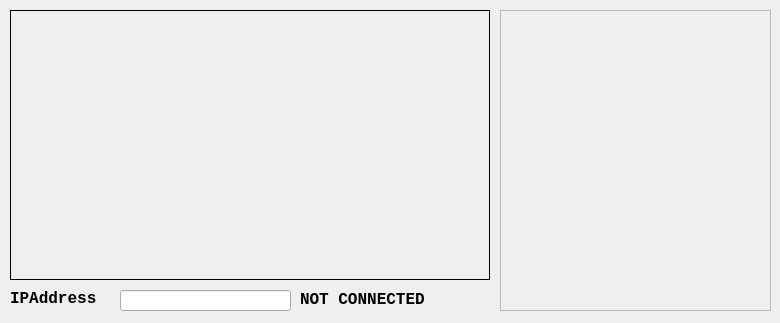
Above: cpp-qt/PreviewDemo/dialog.ui from aja-video/colorbox-demos before the change. Below: the same form after it.
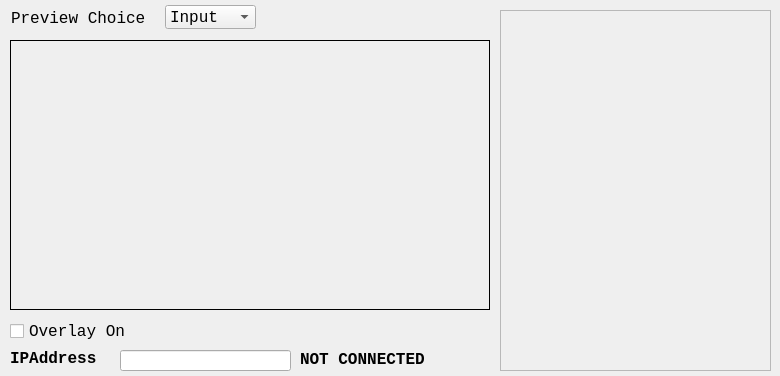
That is the form after the change.

Commit message: add previewtap our overlay enable support.

What changed in the file:
```diff
--- a/cpp-qt/PreviewDemo/dialog.ui
+++ b/cpp-qt/PreviewDemo/dialog.ui
@@ -7,13 +7,13 @@
     <x>0</x>
     <y>0</y>
     <width>780</width>
-    <height>323</height>
+    <height>376</height>
    </rect>
   </property>
   <property name="maximumSize">
    <size>
     <width>780</width>
-    <height>323</height>
+    <height>600</height>
    </size>
   </property>
   <property name="windowTitle">
@@ -23,7 +23,7 @@
    <property name="geometry">
     <rect>
      <x>10</x>
-     <y>10</y>
+     <y>40</y>
      <width>480</width>
      <height>270</height>
     </rect>
@@ -44,7 +44,7 @@
    <property name="geometry">
     <rect>
      <x>410</x>
-     <y>290</y>
+     <y>350</y>
      <width>81</width>
      <height>16</height>
     </rect>
@@ -52,7 +52,6 @@
    <property name="font">
     <font>
      <pointsize>12</pointsize>
-     <weight>75</weight>
      <bold>true</bold>
     </font>
    </property>
@@ -64,7 +63,7 @@
    <property name="geometry">
     <rect>
      <x>300</x>
-     <y>291</y>
+     <y>351</y>
      <width>181</width>
      <height>16</height>
     </rect>
@@ -73,7 +72,6 @@
     <font>
      <family>Lucida Console</family>
      <pointsize>12</pointsize>
-     <weight>75</weight>
      <bold>true</bold>
     </font>
    </property>
@@ -85,7 +83,7 @@
    <property name="geometry">
     <rect>
      <x>10</x>
-     <y>290</y>
+     <y>350</y>
      <width>111</width>
      <height>16</height>
     </rect>
@@ -94,7 +92,6 @@
     <font>
      <family>Lucida Console</family>
      <pointsize>12</pointsize>
-     <weight>75</weight>
      <bold>true</bold>
     </font>
    </property>
@@ -106,7 +103,7 @@
    <property name="geometry">
     <rect>
      <x>120</x>
-     <y>290</y>
+     <y>350</y>
      <width>171</width>
      <height>21</height>
     </rect>
@@ -115,7 +112,6 @@
     <font>
      <family>Lucida Console</family>
      <pointsize>12</pointsize>
-     <weight>75</weight>
      <bold>true</bold>
     </font>
    </property>
@@ -129,14 +125,13 @@
      <x>500</x>
      <y>10</y>
      <width>271</width>
-     <height>301</height>
+     <height>361</height>
     </rect>
    </property>
    <property name="font">
     <font>
      <family>Lucida Console</family>
      <pointsize>12</pointsize>
-     <weight>75</weight>
      <bold>true</bold>
     </font>
    </property>
@@ -156,6 +151,70 @@
     <set>Qt::AlignLeading|Qt::AlignLeft|Qt::AlignTop</set>
    </property>
   </widget>
+  <widget class="QComboBox" name="previewComboBox">
+   <property name="geometry">
+    <rect>
+     <x>165</x>
+     <y>5</y>
+     <width>91</width>
+     <height>24</height>
+    </rect>
+   </property>
+   <property name="font">
+    <font>
+     <family>Lucida Console</family>
+     <pointsize>12</pointsize>
+    </font>
+   </property>
+   <item>
+    <property name="text">
+     <string>Input</string>
+    </property>
+   </item>
+   <item>
+    <property name="text">
+     <string>Output</string>
+    </property>
+   </item>
+  </widget>
+  <widget class="QCheckBox" name="overlayCheckBox">
+   <property name="geometry">
+    <rect>
+     <x>10</x>
+     <y>320</y>
+     <width>151</width>
+     <height>22</height>
+    </rect>
+   </property>
+   <property name="font">
+    <font>
+     <family>Lucida Console</family>
+     <pointsize>12</pointsize>
+    </font>
+   </property>
+   <property name="text">
+    <string>Overlay On</string>
+   </property>
+  </widget>
+  <widget class="QLabel" name="label">
+   <property name="geometry">
+    <rect>
+     <x>11</x>
+     <y>10</y>
+     <width>151</width>
+     <height>16</height>
+    </rect>
+   </property>
+   <property name="font">
+    <font>
+     <family>Lucida Console</family>
+     <pointsize>12</pointsize>
+    </font>
+   </property>
+   <property name="text">
+    <string>Preview Choice</string>
+   </property>
+  </widget>
  </widget>
  <resources/>
  <connections/>
```
The commit also changes 2 other files.
